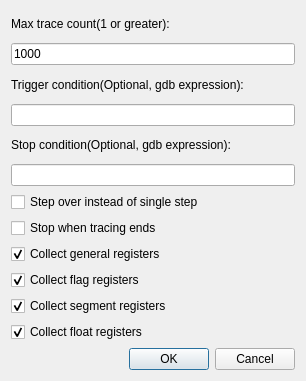
The window that GUI/TraceInstructionsPromptDialog.ui (korcankaraokcu/PINCE) describes before a commit, drawn with Qt 5.
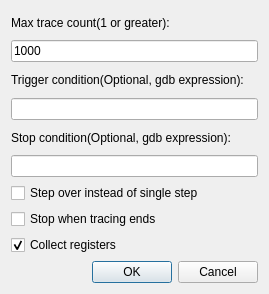
The same window after the commit.

```diff
--- a/GUI/TraceInstructionsPromptDialog.ui
+++ b/GUI/TraceInstructionsPromptDialog.ui
@@ -6,8 +6,8 @@
    <rect>
     <x>0</x>
     <y>0</y>
-    <width>306</width>
-    <height>381</height>
+    <width>269</width>
+    <height>294</height>
    </rect>
   </property>
   <property name="windowTitle">
@@ -76,37 +76,7 @@
      <item>
       <widget class="QCheckBox" name="checkBox_GeneralRegisters">
        <property name="text">
-        <string>Collect general registers</string>
-       </property>
-       <property name="checked">
-        <bool>true</bool>
-       </property>
-      </widget>
-     </item>
-     <item>
-      <widget class="QCheckBox" name="checkBox_FlagRegisters">
-       <property name="text">
-        <string>Collect flag registers</string>
-       </property>
-       <property name="checked">
-        <bool>true</bool>
-       </property>
-      </widget>
-     </item>
-     <item>
-      <widget class="QCheckBox" name="checkBox_SegmentRegisters">
-       <property name="text">
-        <string>Collect segment registers</string>
-       </property>
-       <property name="checked">
-        <bool>true</bool>
-       </property>
-      </widget>
-     </item>
-     <item>
-      <widget class="QCheckBox" name="checkBox_FloatRegisters">
-       <property name="text">
-        <string>Collect float registers</string>
+        <string>Collect registers</string>
        </property>
        <property name="checked">
         <bool>true</bool>
```
Left out of the diff: 2 changed lines with no effect on the pictures.
